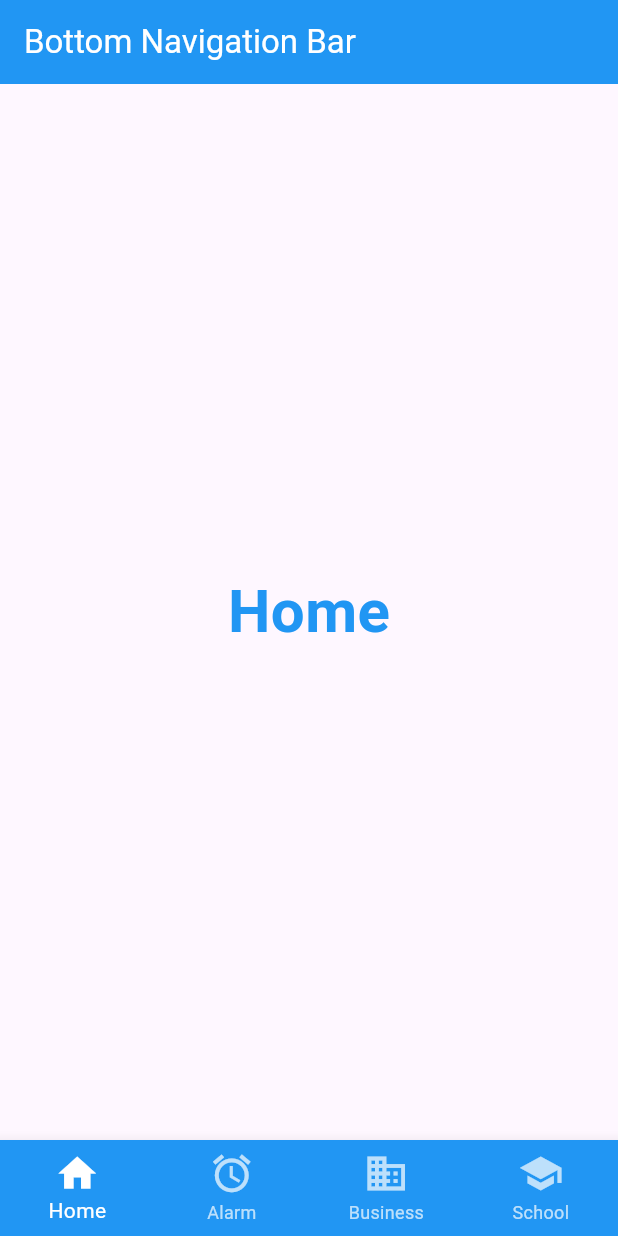
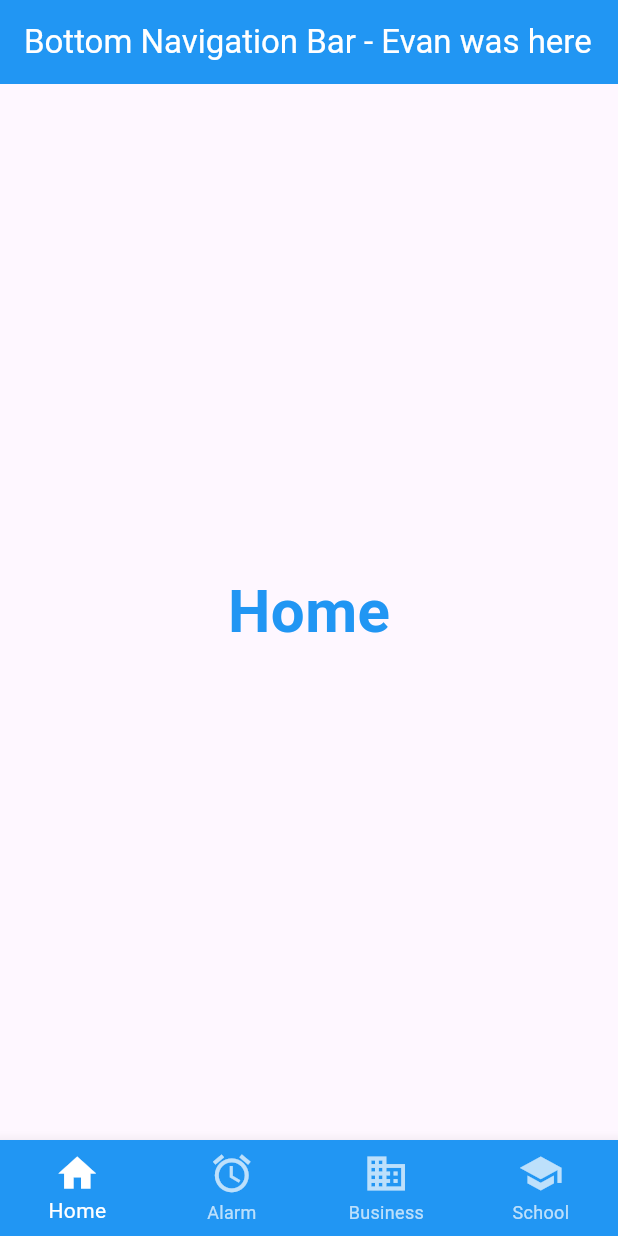
Before and after one commit to Xiaokang03/TMA3084_SELab_103893_Lab05, a Flutter app: the screen it shows after launch, on a phone screen of 412 x 824 dp. Run offline on Flutter 3.47's test engine with Material 3 defaults, Android fonts, the phone set to English and light mode, and no system bars.

Commit message:
Update app bar title to include 'Evan was here'

```diff
--- a/Lab_A_7/bottom_navigator_bar_lab/lib/main.dart
+++ b/Lab_A_7/bottom_navigator_bar_lab/lib/main.dart
@@ -30,7 +30,7 @@ class _BottomNavLabState extends State<BottomNavLab> {
   Widget build(BuildContext context) {
     return Scaffold(
       appBar: AppBar(
-        title: const Text('Bottom Navigation Bar'),
+        title: const Text('Bottom Navigation Bar - Evan was here'),
         backgroundColor: Colors.blue,
         foregroundColor: Colors.white,
       ),
```
